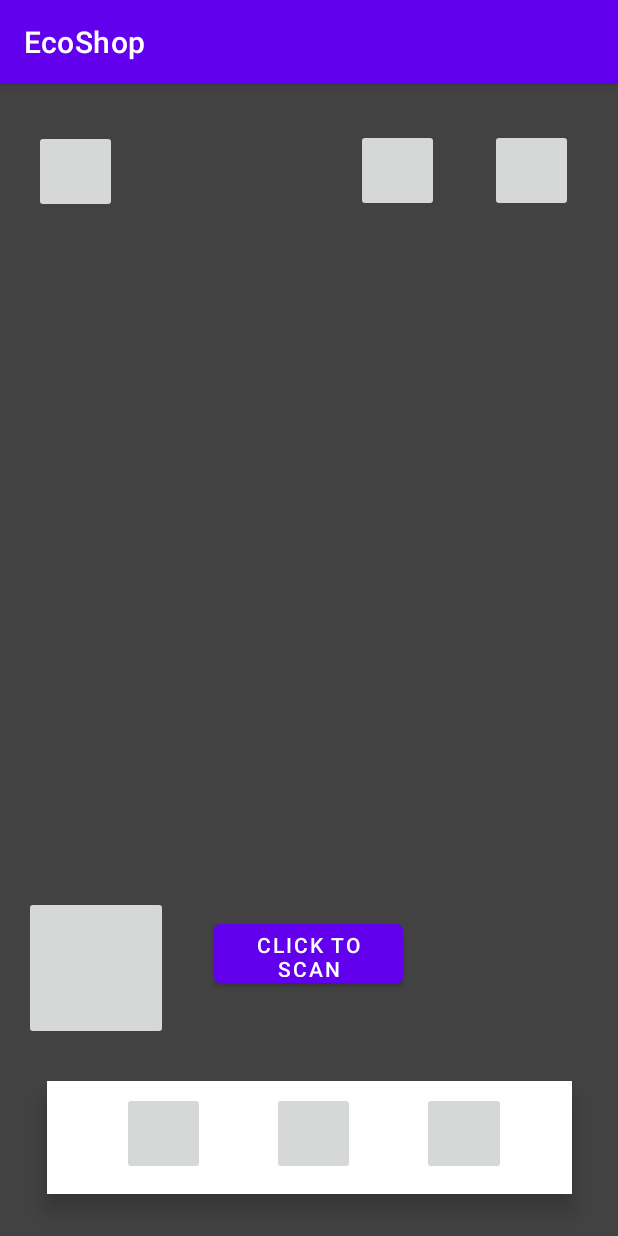
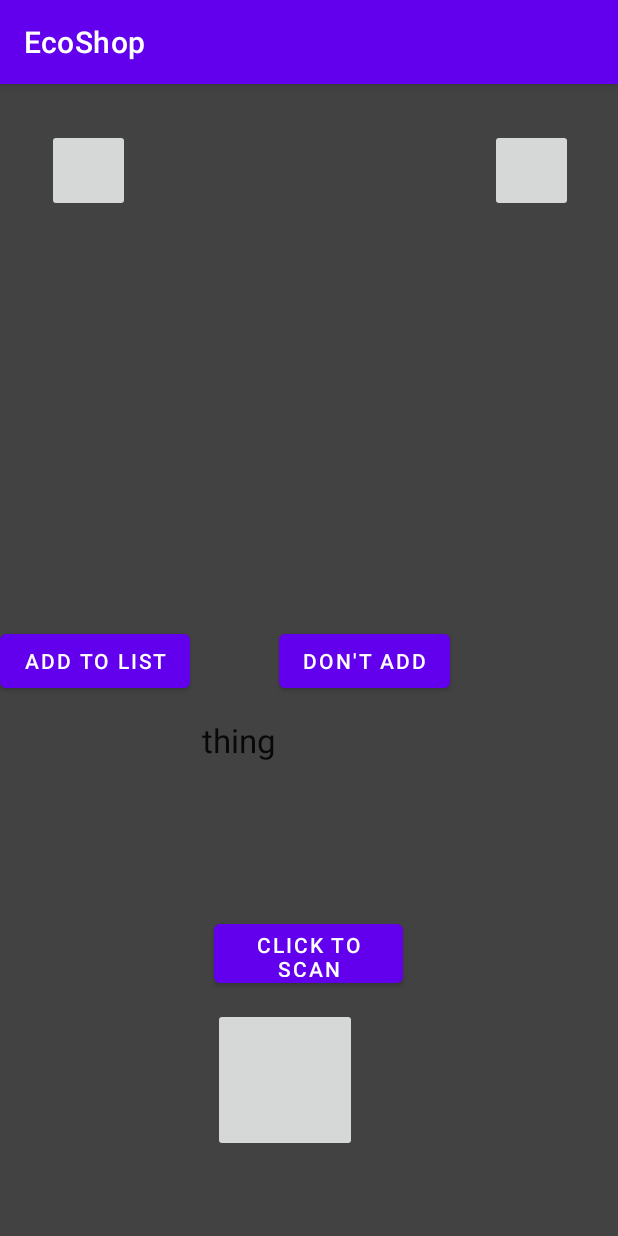
Before and after one commit to ayaamghi/EcoShop, an Android app: the screen it shows after launch (MainActivity), after a tap on an icon or button, on a phone screen of 412 x 824 dp. Run offline under Robolectric (Android 15) with nearby library versions, the phone set to English and light mode, and no system bars; libraries missing offline, so code that uses them is left out: org.tensorflow.lite.

Commit message:
Alpha Version
-Has chicken and apples
-Still need expanded Kaggle

```diff
--- a/app/src/main/AndroidManifest.xml
+++ b/app/src/main/AndroidManifest.xml
@@ -17,7 +17,7 @@
         android:usesCleartextTraffic="true"
         tools:targetApi="31">
         <activity
-            android:name=".TripActivityReal"
+            android:name=".TripActivity"
             android:exported="false" />
         <activity
             android:name=".MainActivity"
--- a/app/src/main/java/org/rsa/ecoshop/MainActivity.java
+++ b/app/src/main/java/org/rsa/ecoshop/MainActivity.java
@@ -1,40 +1,21 @@
 package org.rsa.ecoshop;
 
 import android.Manifest;
-import android.annotation.SuppressLint;
-import android.content.ContentValues;
 import android.content.Intent;
 import android.content.pm.PackageManager;
-import android.database.Cursor;
 import android.graphics.Bitmap;
-import android.graphics.BitmapFactory;
 import android.media.ThumbnailUtils;
 import android.os.Bundle;
 import android.provider.MediaStore;
-import android.util.Log;
 import android.view.View;
 import android.widget.Button;
 import android.widget.ImageButton;
 import android.widget.ImageView;
-import android.widget.Toast;
+import android.widget.TextView;
 
-import androidx.annotation.NonNull;
 import androidx.annotation.Nullable;
 import androidx.appcompat.app.AppCompatActivity;
-import androidx.camera.core.CameraSelector;
-import androidx.camera.core.ImageAnalysis;
-import androidx.camera.core.ImageCapture;
-import androidx.camera.core.ImageCaptureException;
-import androidx.camera.core.ImageProxy;
-import androidx.camera.core.Preview;
-import androidx.camera.core.processing.SurfaceProcessorNode;
-import androidx.camera.lifecycle.ProcessCameraProvider;
-import androidx.camera.view.PreviewView;
-import androidx.core.content.ContextCompat;
 
-import com.google.common.util.concurrent.ListenableFuture;
-
-import org.rsa.ecoshop.ml.ModelUnquant;
 import org.rsa.ecoshop.ml.Modelt;
 import org.tensorflow.lite.DataType;
 import org.tensorflow.lite.support.tensorbuffer.TensorBuffer;
@@ -42,59 +23,164 @@ import org.tensorflow.lite.support.tensorbuffer.TensorBuffer;
 import java.io.IOException;
 import java.nio.ByteBuffer;
 import java.nio.ByteOrder;
-import java.util.concurrent.ExecutionException;
-import java.util.concurrent.Executor;
+import java.util.ArrayList;
 
 public class MainActivity extends AppCompatActivity implements View.OnClickListener {
 
     private Button bCapture;
     ImageView imageView;
     int imageSize = 224;
-    int oddOrEven = 0;
-    String[] classes = new String[2];
+    ArrayList<String> classes = new ArrayList<>();
     ImageButton tripSummary;
-    public static int chickenCounter = 0;
-    int appleCounter = 0;
+    Button addList;
+    Button dontAdd;
+    TextView product;
+    static int chickenCounter;
+    static int appleCounter;
+    static int porkCounter;
+    static int chickenImpact;
+    static int porkImpact;
+    static int appleImpact;
+
+    static int chickensNotBought;
+    static int applesNotBought;
+    static int porkNotBought;
+
+    static int notBoughtChickenImpact;
+    static int notBoughtApplesImpact;
+    static int notBoughtPorkImpact;
+
+    int maxPos;
+    int[] impact = {26, 3, 100};
+
     @Override
     protected void onCreate(Bundle savedInstanceState) {
+
         super.onCreate(savedInstanceState);
         setContentView(R.layout.activity_main);
+
         bCapture = findViewById(R.id.bCapture);
+        bCapture.setOnClickListener(this);
+
         bCapture.setText("Click to Scan");
+
         imageView = findViewById(R.id.viewer);
-        bCapture.setOnClickListener(this);
+
+
         tripSummary = findViewById(R.id.Trip_List);
         tripSummary.setOnClickListener(this);
-        }
 
+        addList = findViewById(R.id.addList);
+        addList.setOnClickListener(this);
+
+        dontAdd = findViewById(R.id.dontAdd);
+        dontAdd.setOnClickListener(this);
+
+        product = findViewById(R.id.Product);
+
+
+    }
+
+        //on click listeners
         @Override
         public void onClick(View view) {
                 switch (view.getId()) {
                     case R.id.Trip_List:
-                        counter(3);
+                        startActivity(new Intent(this, TripActivity.class));
                         break;
                     case R.id.bCapture:
-                        if ( oddOrEven % 2 == 0) {
                         if (checkSelfPermission(Manifest.permission.CAMERA) == PackageManager.PERMISSION_GRANTED) {
                             Intent cameraIntent = new Intent(MediaStore.ACTION_IMAGE_CAPTURE);
                             startActivityForResult(cameraIntent, 1);
-                            oddOrEven++;
-                          //  bCapture.setText("CLick to Add to Cart");
+                            addList.setVisibility(View.VISIBLE);
+                            dontAdd.setVisibility(View.VISIBLE);
+                            product.setVisibility(View.VISIBLE);
                         } else {
                             //Request camera permission if we don't have it.
                             requestPermissions(new String[]{Manifest.permission.CAMERA}, 100);
                         }
-                    }
-                    else {
-                            oddOrEven--;
-                            bCapture.setText("Click to Scan");
-                        }
                     break;
+                    case R.id.addList:
+                        counter(maxPos);
+                        addList.setVisibility(View.INVISIBLE);
+                        dontAdd.setVisibility(View.INVISIBLE);
+                        break;
+                    case R.id.dontAdd:
+                        notBoughtCounter(0);
+                        addList.setVisibility(View.INVISIBLE);
+                        dontAdd.setVisibility(View.INVISIBLE);
+                        break;
                 }
         }
+    //increments how many of each product has been on shopping list
+    public void counter(int position) {
+        //TODO add carbon impacts from kaggle dataset https://www.kaggle.com/datasets/selfvivek/environment-impact-of-food-production
+        switch(position) {
+            case 0:
+                chickenCounter++;
+                chickenImpact = chickenCounter*impact[position];
+                break;
+          //  case 1:
+           //     chickensNotBought++;
+           //     notBoughtChickenImpact = chickensNotBought*impact[position-1];
+           //     break;
+            case 1:
+                appleCounter++;
+                appleImpact = appleCounter * impact[position];
+                break;
+            case 2:
+                porkCounter++;
+                porkImpact = porkCounter * impact[position];
+          //  case 3:
+           //     notBoughtApplesImpact++;
+            //    appleImpact = applesNotBought * impact[position-2];//the next item to add to the list would be -3, the one after thats notbought case would be -4, etc
+            //    break;
+            //TODO add additional cases corresponding with each position
+
+        }
+
+
+    }
+    public void notBoughtCounter(int position){
+        applesNotBought++;
+        notBoughtApplesImpact = applesNotBought*3;
+    }
+
+
+
+
+
+
+
+
+
+
+
+
+
+
+
+
+
+
+
+    //calls classifyimage - sourced from //TODO source if needed
+    @Override
+    public void onActivityResult(int requestCode, int resultCode, @Nullable Intent data) {
+        if (requestCode == 1 && resultCode == RESULT_OK) {
+            Bitmap image = (Bitmap) data.getExtras().get("data");
+            int dimension = Math.min(image.getWidth(), image.getHeight());
+            image = ThumbnailUtils.extractThumbnail(image, dimension, dimension);
+            imageView.setImageBitmap(image);
+            image = Bitmap.createScaledBitmap(image, imageSize, imageSize, false);
+             classifyImage(image);
+        }
+        super.onActivityResult(requestCode, resultCode, data);
+    }
+    //TODO Source if needed- but also autogenerated code
     public void classifyImage(Bitmap image) {
         try {
-            Modelt model = Modelt.newInstance(getApplicationContext());
+            Modelt model = Modelt.newInstance(getApplicationContext()); //Modelt is name of specific file with .tflite extension that contains model
 
             // Creates inputs for reference.
             TensorBuffer inputFeature0 = TensorBuffer.createFixedSize(new int[]{1, 224, 224, 3}, DataType.FLOAT32);
@@ -122,69 +208,44 @@ public class MainActivity extends AppCompatActivity implements View.OnClickListe
             Modelt.Outputs outputs = model.process(inputFeature0);
             TensorBuffer outputFeature0 = outputs.getOutputFeature0AsTensorBuffer();
 
-            float[] confidences = outputFeature0.getFloatArray();
-            // find the index of the class with the biggest confidence.
-            int maxPos = 0;
+            //iterates over entire array of floats-- prevents nullpointerexception when changing between models
+            ArrayList<Float>  confidences = new ArrayList<>();
+            for (float v : outputFeature0.getFloatArray()) {
+                confidences.add(v);
+            }
+
+            //finds max pos
+             maxPos = 0;
             float maxConfidence = 0;
-            for (int i = 0; i < confidences.length; i++) {
-                if (confidences[i] > maxConfidence) {
-                    maxConfidence = confidences[i];
+            for (int i = 0; i < confidences.size(); i++) {
+                if (confidences.get(i) > maxConfidence) {
+                    maxConfidence = confidences.get(i);
                     maxPos = i;
                 }
             }
-             classes[0] = "chicken";
-            classes[1] = "apple";
-            System.out.println(classes[maxPos]);
-            counter(maxPos);
+            //add class labels depending on model
+            classes.add("chicken");
+            classes.add("apple");
+            product.setText(classes.get(maxPos));
 
+
+            //prints out to system confidences- for debugging purposes
             String s = "";
-            for (int i = 0; i < classes.length; i++) {
-                s += String.format("%s: %.1f%%\n", classes[i], confidences[i] * 100);
-            }
-            System.out.println(s);
-
+         try {
+             for (int i = 0; i < confidences.size(); i++) {
+                 s += String.format("%s: %.1f%%\n", classes.get(i), confidences.get(i) * 100);
+             }
+             System.out.println(s);
+         }
+         catch(Exception e) {
+            System.out.println("Something Went Wrong! Try again");
+         }
 
             // Releases model resources if no longer used.
             model.close();
         } catch (IOException e) {
-            // TODO Handle the exception
+
         }
     }
 
-
-    @Override
-    public void onActivityResult(int requestCode, int resultCode, @Nullable Intent data) {
-        if (requestCode == 1 && resultCode == RESULT_OK) {
-            Bitmap image = (Bitmap) data.getExtras().get("data");
-            int dimension = Math.min(image.getWidth(), image.getHeight());
-            image = ThumbnailUtils.extractThumbnail(image, dimension, dimension);
-            imageView.setImageBitmap(image);
-
-            image = Bitmap.createScaledBitmap(image, imageSize, imageSize, false);
-            classifyImage(image);
-        }
-        super.onActivityResult(requestCode, resultCode, data);
-    }
-
-    public void counter(int position) {
-        int[] impact = {100, 10};
-
-        if(position < 3) {
-            if(position == 0) {
-                chickenCounter++;
-            }
-            else {
-                appleCounter++;
-            }
-        }
-        else {
-            Intent intent = new Intent(this, TripActivityReal.class);
-
-            intent.putExtra("key", chickenCounter + " chickens killed with a carbon footprint of " + chickenCounter*impact[0]);
-            intent.putExtra("apple", appleCounter + " apples bought");
-            startActivity(intent);
-        }
-
-
-    }
 }
--- a/app/src/main/res/layout/activity_main.xml
+++ b/app/src/main/res/layout/activity_main.xml
@@ -12,6 +12,7 @@ tools:context=".MainActivity">
         android:layout_width="wrap_content"
         android:layout_height="wrap_content"
         android:background="@color/cardview_dark_background"
+        android:visibility="visible"
         app:layout_constraintBottom_toBottomOf="parent"
         app:layout_constraintEnd_toEndOf="parent"
         app:layout_constraintHorizontal_bias="0.0"
@@ -33,88 +34,27 @@ tools:context=".MainActivity">
     tools:srcCompat="@tools:sample/backgrounds/scenic" />
 
     <ImageButton
-    android:id="@+id/Settings"
-    android:layout_width="55dp"
-    android:layout_height="55dp"
-    android:contentDescription="Settings"
-    app:layout_constraintBottom_toBottomOf="parent"
-    app:layout_constraintEnd_toEndOf="@+id/Background_camera"
-    app:layout_constraintHorizontal_bias="0.063"
-    app:layout_constraintStart_toStartOf="@+id/Background_camera"
-    app:layout_constraintTop_toTopOf="parent"
-    app:layout_constraintVertical_bias="0.043"
-    tools:srcCompat="@tools:sample/backgrounds/scenic" />
-
-<ImageButton
         android:id="@+id/Green_Hands"
         android:layout_width="55dp"
         android:layout_height="55dp"
+        android:layout_marginEnd="240dp"
         android:contentDescription="More Info"
         app:layout_constraintBottom_toBottomOf="@+id/Background_camera"
         app:layout_constraintEnd_toStartOf="@+id/Help"
-    app:layout_constraintHorizontal_bias="0.824"
-    app:layout_constraintStart_toEndOf="@+id/Settings"
         app:layout_constraintTop_toTopOf="@+id/Background_camera"
         app:layout_constraintVertical_bias="0.042"
         tools:srcCompat="@tools:sample/backgrounds/scenic" />
-
-<com.google.android.material.bottomnavigation.BottomNavigationView
-    android:id="@+id/Bottom_navigation"
-    android:layout_width="350dp"
-    android:layout_height="75dp"
-    android:background="@color/cardview_light_background"
-    app:layout_constraintBottom_toBottomOf="parent"
-    app:layout_constraintEnd_toEndOf="parent"
-    app:layout_constraintHorizontal_bias="0.508"
-    app:layout_constraintStart_toStartOf="@+id/Background_camera"
-    app:layout_constraintTop_toTopOf="@+id/Background_camera"
-    app:layout_constraintVertical_bias="0.96">
-
-    <ImageButton
-        android:id="@+id/History_tab"
-        android:layout_width="55dp"
-        android:layout_height="55dp"
-        android:layout_marginLeft="50dp"
-        android:layout_marginTop="7.5dp"
-        android:layout_marginRight="50dp"
-        android:layout_marginBottom="7.5dp"
-        android:contentDescription="Previous Lists"
-        tools:srcCompat="@tools:sample/backgrounds/scenic" />
-
-    <ImageButton
-        android:id="@+id/Flash"
-        android:layout_width="55dp"
-        android:layout_height="55dp"
-        android:layout_marginLeft="150dp"
-        android:layout_marginTop="7.5dp"
-        android:layout_marginRight="150dp"
-        android:layout_marginBottom="7.5dp"
-        android:contentDescription="Flash"
-        tools:srcCompat="@tools:sample/backgrounds/scenic" />
-
-    <ImageButton
-        android:id="@+id/Upload_picture"
-        android:layout_width="56dp"
-        android:layout_height="55dp"
-        android:layout_marginLeft="250dp"
-        android:layout_marginTop="7.5dp"
-        android:layout_marginRight="250dp"
-        android:layout_marginBottom="7.5dp"
-        android:contentDescription="Upload a Picture"
-        tools:srcCompat="@tools:sample/backgrounds/scenic" />
-</com.google.android.material.bottomnavigation.BottomNavigationView>
 
     <ImageButton
         android:id="@+id/Trip_List"
         android:layout_width="96dp"
         android:layout_height="96dp"
+        android:layout_marginTop="616dp"
         android:contentDescription="Trip List"
-    app:layout_constraintBottom_toTopOf="@+id/Bottom_navigation"
         app:layout_constraintEnd_toEndOf="@+id/Background_camera"
-    app:layout_constraintHorizontal_bias="0.05"
+        app:layout_constraintHorizontal_bias="0.45"
         app:layout_constraintStart_toStartOf="@+id/Background_camera"
         app:layout_constraintTop_toTopOf="@+id/Background_camera"
-    app:layout_constraintVertical_bias="0.951"
         tools:srcCompat="@tools:sample/backgrounds/scenic" />
 
     <Button
@@ -139,4 +79,40 @@ tools:context=".MainActivity">
         app:layout_constraintStart_toStartOf="parent"
         app:srcCompat="@android:drawable/list_selector_background" />
 
+    <Button
+        android:id="@+id/addList"
+        android:layout_width="wrap_content"
+        android:layout_height="wrap_content"
+        android:text="Add To List"
+        android:visibility="invisible"
+        app:layout_constraintBottom_toTopOf="@+id/Product"
+        app:layout_constraintTop_toBottomOf="@+id/viewer"
+        tools:layout_editor_absoluteX="69dp" />
+
+    <Button
+        android:id="@+id/dontAdd"
+        android:layout_width="wrap_content"
+        android:layout_height="wrap_content"
+        android:text="Don't Add"
+        android:visibility="invisible"
+        app:layout_constraintBottom_toTopOf="@+id/Product"
+        app:layout_constraintStart_toEndOf="@+id/Product"
+        app:layout_constraintTop_toBottomOf="@+id/viewer" />
+
+    <TextView
+        android:id="@+id/Product"
+        android:layout_width="51dp"
+        android:layout_height="38dp"
+        android:layout_marginStart="8dp"
+        android:layout_marginTop="8dp"
+        android:layout_marginEnd="8dp"
+        android:layout_marginBottom="24dp"
+        android:text="thing"
+        android:textAppearance="@style/TextAppearance.AppCompat.Large"
+        android:visibility="invisible"
+        app:layout_constraintBottom_toTopOf="@+id/bCapture"
+        app:layout_constraintEnd_toStartOf="@+id/dontAdd"
+        app:layout_constraintStart_toEndOf="@+id/addList"
+        app:layout_constraintTop_toBottomOf="@+id/viewer" />
+
 </androidx.constraintlayout.widget.ConstraintLayout>
```
Also changed, not shown: app/src/main/java/org/rsa/ecoshop/TripActivity.java (renamed from app/src/main/java/org/rsa/ecoshop/TripActivityReal.java, +14 -11 lines), app/src/main/res/layout/activity_trip_real.xml (+25 -0 lines). Lines whose indentation alone changed are shown as unchanged.
